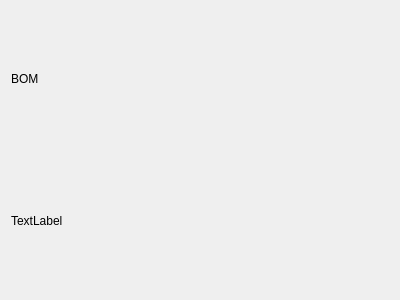
Before: the Qt Designer form ui/BOMView.ui in MagdaOleksandrTeam/ProductionPlanner, drawn with Qt 5.
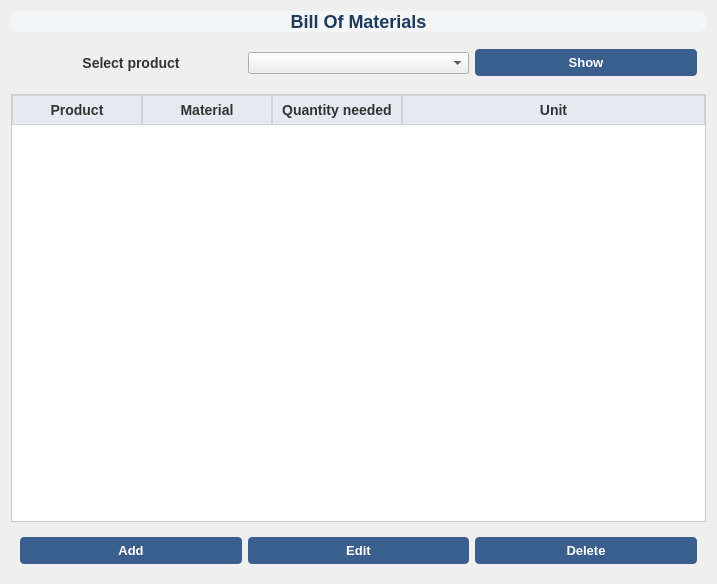
After: the same form once the commit is applied.

Commit message: BOM layout ready;  added add/edit dialog + minor css adjustments

The edit to the form file:
```diff
--- a/ui/BOMView.ui
+++ b/ui/BOMView.ui
@@ -6,26 +6,230 @@
    <rect>
     <x>0</x>
     <y>0</y>
-    <width>400</width>
-    <height>300</height>
+    <width>717</width>
+    <height>584</height>
    </rect>
   </property>
+  <property name="sizePolicy">
+   <sizepolicy hsizetype="Expanding" vsizetype="Expanding">
+    <horstretch>0</horstretch>
+    <verstretch>0</verstretch>
+   </sizepolicy>
+  </property>
   <property name="windowTitle">
    <string>Form</string>
   </property>
-  <layout class="QVBoxLayout" name="verticalLayout">
+  <layout class="QVBoxLayout" name="verticalLayout" stretch="0,0,1,0">
    <item>
-    <widget class="QLabel" name="title">
+    <widget class="QLabel" name="lblTitle">
+     <property name="sizePolicy">
+      <sizepolicy hsizetype="Expanding" vsizetype="Fixed">
+       <horstretch>0</horstretch>
+       <verstretch>0</verstretch>
+      </sizepolicy>
+     </property>
+     <property name="styleSheet">
+      <string notr="true">font-size: 18px;
+font-weight: bold;
+color: #1E3A5F;
+background-color: #F4F5F7;
+border-radius: 8px;</string>
+     </property>
      <property name="text">
-      <string>BOM</string>
+      <string>Bill Of Materials</string>
      </property>
+     <property name="alignment">
+      <set>Qt::AlignmentFlag::AlignCenter</set>
+     </property>
     </widget>
    </item>
    <item>
-    <widget class="QLabel" name="label_2">
-     <property name="text">
-      <string>TextLabel</string>
+    <widget class="QWidget" name="widget_2" native="true">
+     <property name="minimumSize">
+      <size>
+       <width>0</width>
+       <height>50</height>
+      </size>
      </property>
+     <layout class="QHBoxLayout" name="horizontalLayout_4">
+      <item>
+       <widget class="QLabel" name="label">
+        <property name="styleSheet">
+         <string notr="true">font-weight: bold;
+font-size: 14px;
+color: #333333;</string>
+        </property>
+        <property name="text">
+         <string>Select product</string>
+        </property>
+        <property name="alignment">
+         <set>Qt::AlignmentFlag::AlignCenter</set>
+        </property>
+       </widget>
+      </item>
+      <item>
+       <widget class="QComboBox" name="cbProductFilter"/>
+      </item>
+      <item>
+       <widget class="QPushButton" name="btn_show">
+        <property name="styleSheet">
+         <string notr="true">QPushButton {
+	background-color: #3A5F8F;
+	color: #FFFFFF;
+	font-size: 13px;
+	font-weight: bold;
+	border-radius: 4px;
+	padding: 6px 10px;
+}
+
+QPushButton:hover {
+	background-color: #2E4B70;
+}
+
+QPushButton:pressed {
+	background-color: #1F344D;
+}
+
+QPushButton:pressed {
+	background-color: #2a5d8f;
+}</string>
+        </property>
+        <property name="text">
+         <string>Show</string>
+        </property>
+       </widget>
+      </item>
+     </layout>
+    </widget>
+   </item>
+   <item>
+    <widget class="QTableWidget" name="tableBOM">
+     <property name="autoFillBackground">
+      <bool>false</bool>
+     </property>
+     <property name="styleSheet">
+      <string notr="true">QTableWidget {
+	background-color: #ffffff;
+	alternate-background-color: #f2f5fa;
+	gridline-color: #d0d4da;
+	font-size: 13px;
+	border: 1px solid #ccc;
+}
+
+QHeaderView::section {
+	background-color: #e6e9ef;
+	font-weight: bold;
+	font-size: 14px;
+	color: #333333;
+	padding: 4px;
+	border: 1px solid #d0d4da;
+}</string>
+     </property>
+     <property name="sizeAdjustPolicy">
+      <enum>QAbstractScrollArea::SizeAdjustPolicy::AdjustIgnored</enum>
+     </property>
+     <property name="editTriggers">
+      <set>QAbstractItemView::EditTrigger::NoEditTriggers</set>
+     </property>
+     <property name="alternatingRowColors">
+      <bool>true</bool>
+     </property>
+     <property name="selectionBehavior">
+      <enum>QAbstractItemView::SelectionBehavior::SelectRows</enum>
+     </property>
+     <attribute name="horizontalHeaderDefaultSectionSize">
+      <number>130</number>
+     </attribute>
+     <attribute name="horizontalHeaderStretchLastSection">
+      <bool>true</bool>
+     </attribute>
+     <attribute name="verticalHeaderShowSortIndicator" stdset="0">
+      <bool>false</bool>
+     </attribute>
+     <attribute name="verticalHeaderStretchLastSection">
+      <bool>false</bool>
+     </attribute>
+     <column>
+      <property name="text">
+       <string>Product</string>
+      </property>
+     </column>
+     <column>
+      <property name="text">
+       <string>Material</string>
+      </property>
+     </column>
+     <column>
+      <property name="text">
+       <string>Quantity needed</string>
+      </property>
+     </column>
+     <column>
+      <property name="text">
+       <string>Unit</string>
+      </property>
+     </column>
+    </widget>
+   </item>
+   <item>
+    <widget class="QWidget" name="widget" native="true">
+     <property name="sizePolicy">
+      <sizepolicy hsizetype="Expanding" vsizetype="Fixed">
+       <horstretch>0</horstretch>
+       <verstretch>0</verstretch>
+      </sizepolicy>
+     </property>
+     <property name="minimumSize">
+      <size>
+       <width>0</width>
+       <height>0</height>
+      </size>
+     </property>
+     <property name="styleSheet">
+      <string notr="true">QPushButton {
+	background-color: #3A5F8F;
+	color: #FFFFFF;
+	font-size: 13px;
+	font-weight: bold;
+	border-radius: 4px;
+	padding: 6px 10px;
+}
+
+QPushButton:hover {
+	background-color: #2E4B70;
+}
+
+QPushButton:pressed {
+	background-color: #1F344D;
+}
+
+QPushButton:pressed {
+	background-color: #2a5d8f;
+}</string>
+     </property>
+     <layout class="QHBoxLayout" name="horizontalLayout_2">
+      <item>
+       <widget class="QPushButton" name="btnAddBOM">
+        <property name="text">
+         <string>Add</string>
+        </property>
+       </widget>
+      </item>
+      <item>
+       <widget class="QPushButton" name="btnEditBOM">
+        <property name="text">
+         <string>Edit</string>
+        </property>
+       </widget>
+      </item>
+      <item>
+       <widget class="QPushButton" name="btnDeleteBOM">
+        <property name="text">
+         <string>Delete</string>
+        </property>
+       </widget>
+      </item>
+     </layout>
     </widget>
    </item>
   </layout>
```
Left out of the diff: 4 changed lines with no effect on the pictures. The commit also changes 8 other files.
